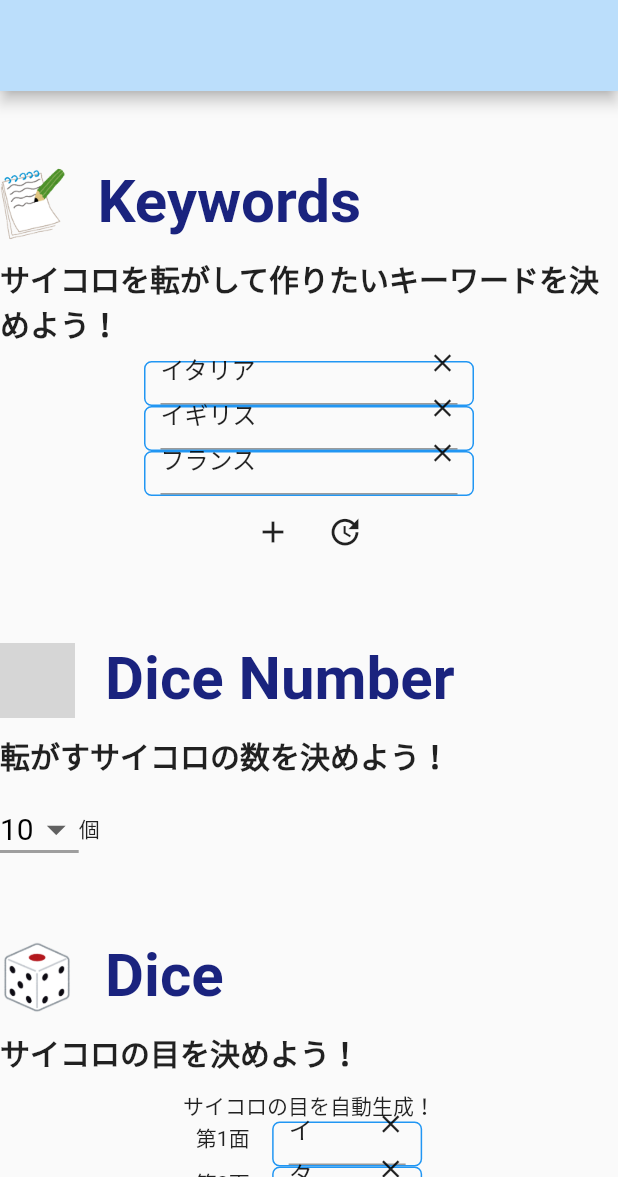
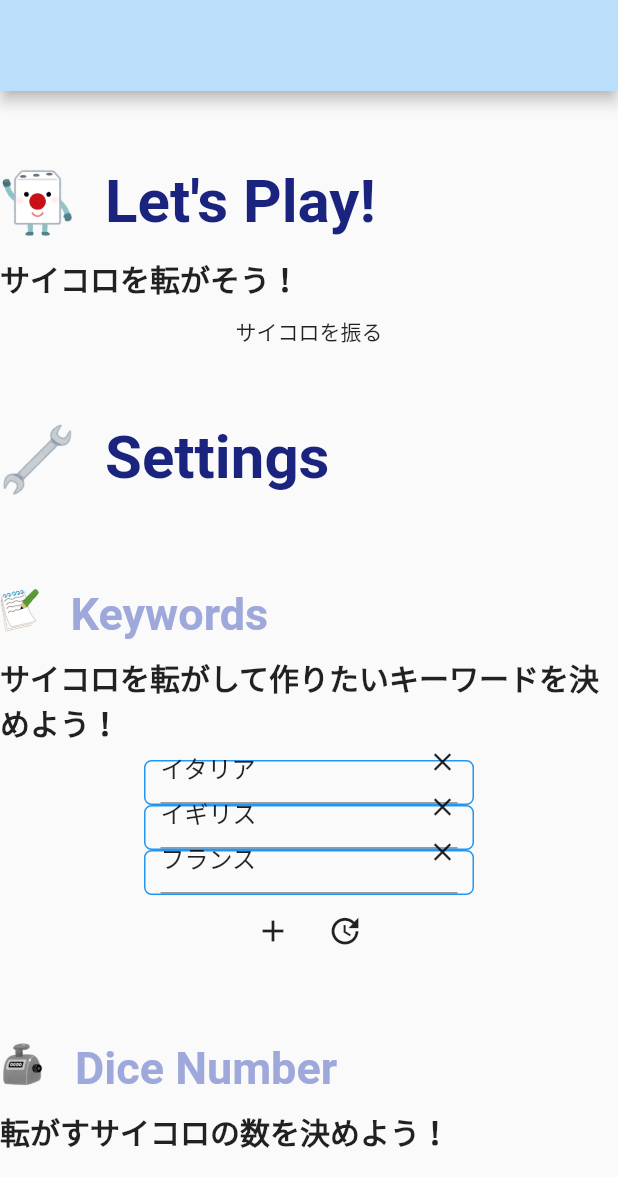
Before and after one commit to acannie/johinkodice, a Flutter app: the screen it shows after launch, on a phone screen of 412 x 824 dp, the part 59-1236 px from its top. Run offline on Flutter 3.47's test engine with Material 2 defaults, Android fonts, the phone set to English and light mode, and no system bars; missing offline and left inert: dart:html; grey boxes are pictures that could not be loaded.

Commit message:
code: 設定項目をネスト化。

```diff
--- a/lib/define_dice.dart
+++ b/lib/define_dice.dart
@@ -36,7 +36,7 @@ class DefineDice extends StatelessWidget {
                   SizedBox(width: 15),
                   Container(
                     height: 30,
-                    width: 100,
+                    width: 120,
                     padding: const EdgeInsets.symmetric(horizontal: 10),
                     decoration: BoxDecoration(
                       border: Border.all(color: Colors.blue),
--- a/lib/layout.dart
+++ b/lib/layout.dart
@@ -29,16 +29,34 @@ class JohinkodiceLayout {
           ],
         ),
       ),
-      // child: Text(
-      //   text,
-      //   overflow: TextOverflow.clip,
-      //   textAlign: TextAlign.start,
-      //   style: TextStyle(
-      //     fontWeight: FontWeight.bold,
-      //     fontSize: 40,
-      //     color: Colors.indigo[900],
-      //   ),
-      // ),
+    );
+  }
+
+  static Widget subTitleStyle(String text, String imagePath) {
+    return Container(
+      padding: const EdgeInsets.only(top: 50, bottom: 10),
+      child: Align(
+        alignment: Alignment.topLeft,
+        child: Wrap(
+          children: <Widget>[
+            SizedBox(
+              height: 30.0,
+              child: Image(image: AssetImage(imagePath)),
+            ),
+            const Padding(padding: EdgeInsets.symmetric(horizontal: 10)),
+            Text(
+              text,
+              overflow: TextOverflow.clip,
+              textAlign: TextAlign.start,
+              style: TextStyle(
+                fontWeight: FontWeight.bold,
+                fontSize: 30,
+                color: Colors.indigo[200],
+              ),
+            ),
+          ],
+        ),
+      ),
     );
   }
 
--- a/lib/view.dart
+++ b/lib/view.dart
@@ -34,29 +34,33 @@ class Johindice extends StatelessWidget {
                 mainAxisSize: MainAxisSize.min,
                 children: <Widget>[
                   JohinkodiceLayout.titleStyle(
+                    "Let's Play!",
+                    "assets/character_game_dice.png",
+                  ),
+                  JohinkodiceLayout.discription("サイコロを転がそう！"),
+                  PlayJohindice(),
+                  JohinkodiceLayout.titleStyle(
+                    "Settings",
+                    "assets/dougu_spanner.png",
+                  ),
+                  JohinkodiceLayout.subTitleStyle(
                     "Keywords",
                     "assets/bunbougu_memo.png",
                   ),
                   JohinkodiceLayout.discription("サイコロを転がして作りたいキーワードを決めよう！"),
                   DefineKeywords(),
-                  JohinkodiceLayout.titleStyle(
+                  JohinkodiceLayout.subTitleStyle(
                     "Dice Number",
-                    "./assets/counter.png",
+                    "assets/counter.png",
                   ),
                   JohinkodiceLayout.discription("転がすサイコロの数を決めよう！"),
                   DefineDiceNum(),
-                  JohinkodiceLayout.titleStyle(
+                  JohinkodiceLayout.subTitleStyle(
                     "Dice",
                     "assets/saikoro_145.png",
                   ),
                   JohinkodiceLayout.discription("サイコロの目を決めよう！"),
                   DefineDice(),
-                  JohinkodiceLayout.titleStyle(
-                    "Let's Play!",
-                    "assets/character_game_dice.png",
-                  ),
-                  JohinkodiceLayout.discription("サイコロを転がそう！"),
-                  PlayJohindice(),
                   const Padding(padding: EdgeInsets.symmetric(vertical: 30)),
                 ],
               ),
--- a/pubspec.yaml
+++ b/pubspec.yaml
@@ -64,6 +64,7 @@ flutter:
     - assets/character_game_dice.png
     - assets/counter.png
     - assets/saikoro_145.png
+    - assets/dougu_spanner.png
 
     # An image asset can refer to one or more resolution-specific "variants", see
   # https://flutter.dev/assets-and-images/#resolution-aware.
```
Also changed, not shown: assets/dougu_spanner.png (added), assets/haguruma_gear1_silver.png (added).
